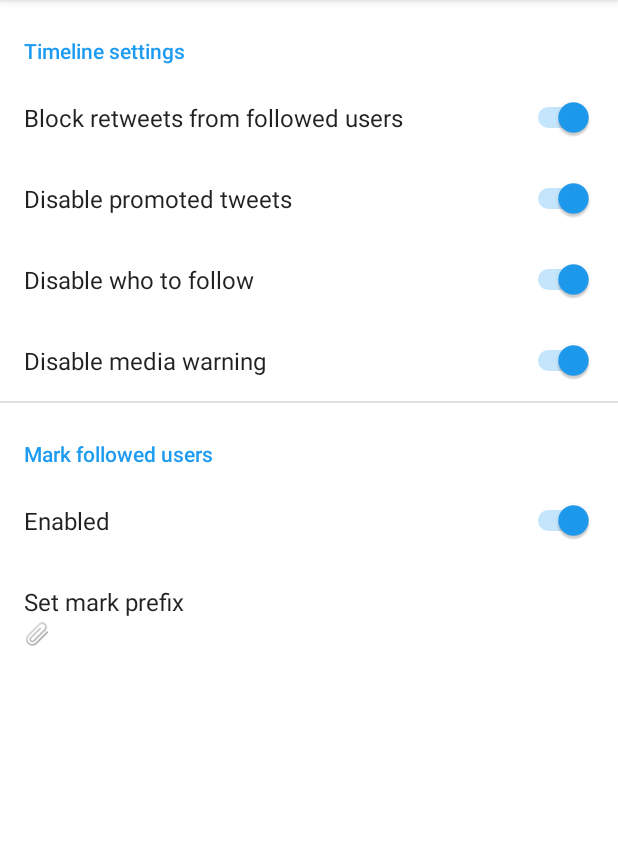
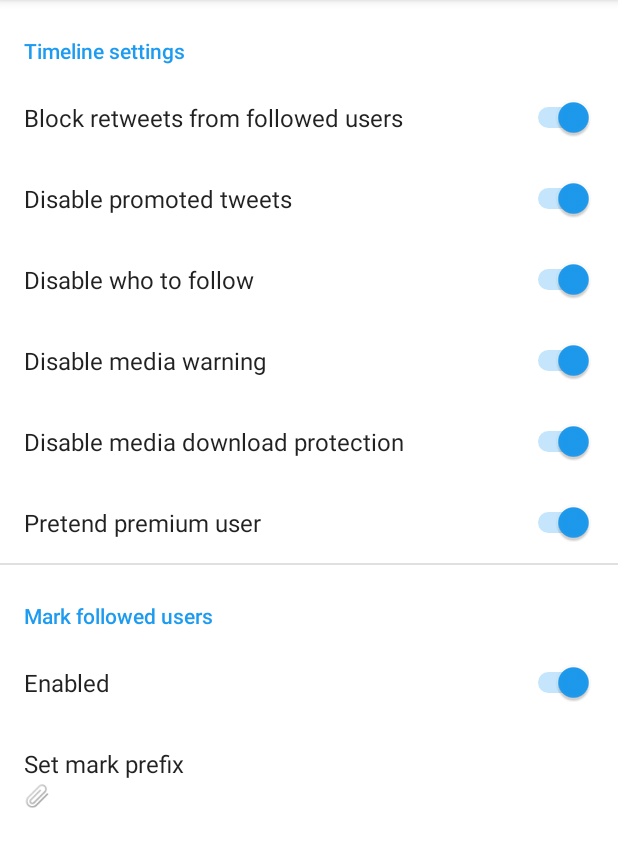
Before and after one commit to AliasQli/TwitterRecycle, an Android app: the SettingsActivity screen opened directly, with no data from a screen before it, on a phone screen of 412 x 824 dp, the part 84-951 px from its top. Run offline under Robolectric (Android 15) with nearby library versions, the phone set to English and light mode, and no system bars; our stand-ins replace androidx.preference; libraries missing offline, so code that uses them is left out: com.highcapable.yukihookapi.

Commit message:
Add media download

```diff
--- a/app/build.gradle.kts
+++ b/app/build.gradle.kts
@@ -53,6 +53,6 @@ dependencies {
     implementation(com.highcapable.yukihookapi.api)
     ksp(com.highcapable.yukihookapi.ksp.xposed)
 
-//    implementation("org.luckypray:dexkit:2.0.0")
-    implementation("com.tencent:mmkv:1.3.5")
+    implementation("org.luckypray:dexkit:2.0.2")
+//    implementation("com.tencent:mmkv:1.3.5")
 }
--- a/app/src/main/res/values/prefs.xml
+++ b/app/src/main/res/values/prefs.xml
@@ -14,6 +14,12 @@
     <string name="disable_media_warning">disable_media_warning</string>
     <bool name="disable_media_warning_def">true</bool>
 
+    <string name="unprotect_media">unprotect_media</string>
+    <bool name="unprotect_media_def">true</bool>
+
+    <string name="pretend_premium">pretend_premium</string>
+    <bool name="pretend_premium_def">true</bool>
+
     <string name="following_mark">following_mark</string>
     <bool name="following_mark_def">true</bool>
 
--- a/app/src/main/res/xml/settings_screen.xml
+++ b/app/src/main/res/xml/settings_screen.xml
@@ -35,6 +35,20 @@
             android:title="Disable media warning"
             app:iconSpaceReserved="false"
             app:key="@string/disable_media_warning" />
+        <SwitchPreference
+            android:layout_width="wrap_content"
+            android:layout_height="wrap_content"
+            android:defaultValue="@bool/unprotect_media_def"
+            android:title="Disable media download protection"
+            app:iconSpaceReserved="false"
+            app:key="@string/unprotect_media" />
+        <SwitchPreference
+            android:layout_width="wrap_content"
+            android:layout_height="wrap_content"
+            android:defaultValue="@bool/pretend_premium_def"
+            android:title="Pretend premium user"
+            app:iconSpaceReserved="false"
+            app:key="@string/pretend_premium" />
     </PreferenceCategory>
     <PreferenceCategory
         android:layout_width="wrap_content"
```
Also changed, not shown: app/src/main/java/com/recycle/twitter/HookEntry.kt (+11 -1 lines), app/src/main/java/com/recycle/twitter/data/Data.kt (+20 -14 lines), app/src/main/java/com/recycle/twitter/data/Prefs.kt (+16 -3 lines), app/src/main/java/com/recycle/twitter/hook/PremiumHook.kt (added, +29 -0 lines), app/src/main/java/com/recycle/twitter/hook/ProtectedMediaHook.kt (added, +38 -0 lines).
